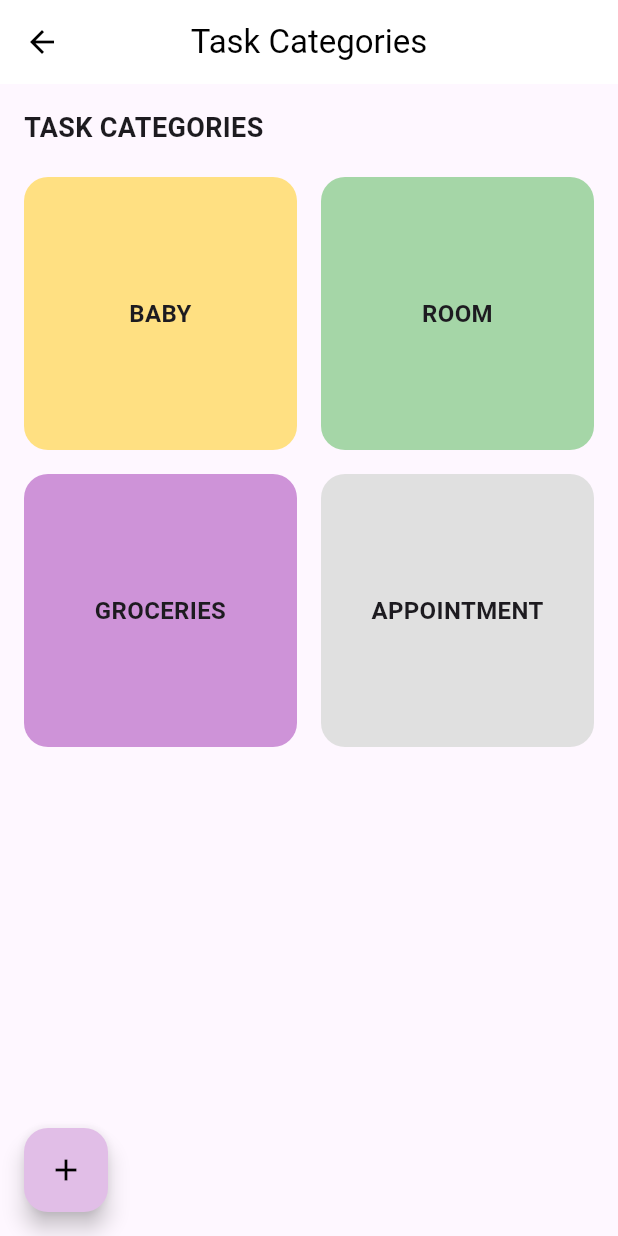
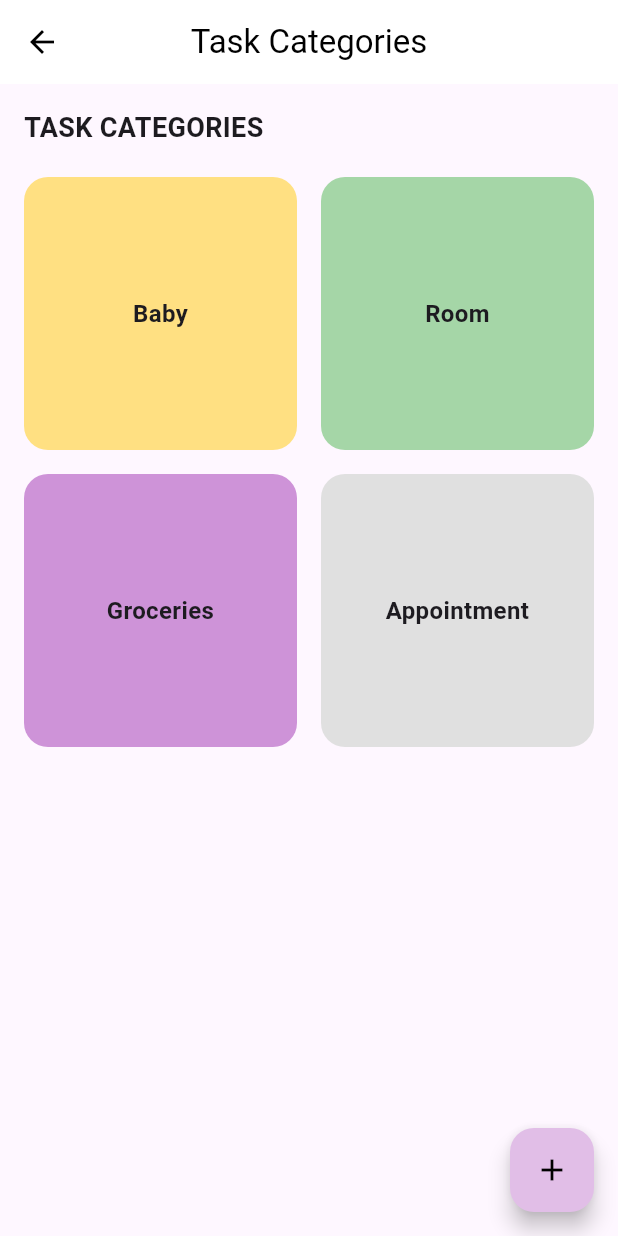
Before and after one commit to zliu46/partners, a Flutter app: the TaskCategoriesPage screen opened by its route, on a phone screen of 412 x 824 dp. Run offline on Flutter 3.47's test engine with Material 3 defaults, Android fonts, the phone set to English and light mode, and no system bars; our stand-ins replace firebase_auth, firebase_core; accounts and stored records are empty.

Commit message:
Update task_categories_page.dart

```diff
--- a/lib/screens/task_categories_page.dart
+++ b/lib/screens/task_categories_page.dart
@@ -1,21 +1,27 @@
 import 'package:flutter/material.dart';
-// Task Categories Page
+import 'package:provider/provider.dart';
+import '../provider/task_provider.dart';
+import '../model/task_category.dart';
+
 class TaskCategoriesPage extends StatelessWidget {
   const TaskCategoriesPage({super.key});
 
   @override
   Widget build(BuildContext context) {
+    final taskProvider = Provider.of<TaskProvider>(context);
+    final categories = taskProvider.categories;
+
     return Scaffold(
       appBar: AppBar(
         backgroundColor: Colors.white,
         elevation: 0,
         leading: IconButton(
-          icon: Icon(Icons.arrow_back, color: Colors.black),
+          icon: const Icon(Icons.arrow_back, color: Colors.black),
           onPressed: () {
             Navigator.pop(context);
           },
         ),
-        title: Text(
+        title: const Text(
           'Task Categories',
           style: TextStyle(color: Colors.black),
         ),
@@ -27,55 +33,102 @@ class TaskCategoriesPage extends StatelessWidget {
           child: Column(
             crossAxisAlignment: CrossAxisAlignment.start,
             children: [
-              Text(
+              const Text(
                 'TASK CATEGORIES',
                 style: TextStyle(
                   fontSize: 18.0,
                   fontWeight: FontWeight.bold,
                 ),
               ),
-              SizedBox(height: 20.0),
+              const SizedBox(height: 20.0),
+
+              // ✅ Dynamic GridView for categories
               Expanded(
-                child: GridView.count(
+                child: GridView.builder(
+                  gridDelegate: const SliverGridDelegateWithFixedCrossAxisCount(
                     crossAxisCount: 2,
                     crossAxisSpacing: 16.0,
                     mainAxisSpacing: 16.0,
-                  children: [
-                    _buildCategoryCard('BABY', Colors.amber[200]!),
-                    _buildCategoryCard('ROOM', Colors.green[200]!),
-                    _buildCategoryCard('GROCERIES', Colors.purple[200]!),
-                    _buildCategoryCard('APPOINTMENT', Colors.grey[300]!),
-                  ],
                   ),
+                  itemCount: categories.length,
+                  itemBuilder: (context, index) {
+                    final category = categories[index];
+                    return _CategoryCard(taskCategory: category);
+                  },
                 ),
-              FloatingActionButton(
-                onPressed: () {
-                  // Add new task category functionality
-                },
-                backgroundColor: Colors.purple[100],
-                child: Icon(Icons.add, color: Colors.black),
               ),
             ],
           ),
         ),
       ),
+
+      // ✅ Floating Action Button to Add Category
+      floatingActionButton: FloatingActionButton(
+        onPressed: () {
+          _showAddCategoryDialog(context, taskProvider);
+        },
+        backgroundColor: Colors.purple[100],
+        child: const Icon(Icons.add, color: Colors.black),
+      ),
     );
   }
 
-  Widget _buildCategoryCard(String title, Color color) {
-    return Container(
+  // 🔹 Show Add Category Dialog
+  void _showAddCategoryDialog(BuildContext context, TaskProvider taskProvider) {
+    final TextEditingController categoryController = TextEditingController();
+
+    showDialog(
+      context: context,
+      builder: (context) {
+        return AlertDialog(
+          title: const Text("Add New Category"),
+          content: TextField(
+            controller: categoryController,
+            decoration: const InputDecoration(labelText: "Category Name"),
+          ),
+          actions: [
+            TextButton(
+              onPressed: () => Navigator.pop(context),
+              child: const Text("Cancel"),
+            ),
+            ElevatedButton(
+              onPressed: () {
+                if (categoryController.text.isNotEmpty) {
+                  taskProvider.addCategory(categoryController.text, Colors.blue[100]!);
+                  Navigator.pop(context);
+                }
+              },
+              child: const Text("Add"),
+            ),
+          ],
+        );
+      },
+    );
+  }
+}
+
+// 🔹 Task Category Card Widget
+class _CategoryCard extends StatelessWidget {
+  final TaskCategory taskCategory;
+  const _CategoryCard({required this.taskCategory, super.key});
+
+  @override
+  Widget build(BuildContext context) {
+    return GestureDetector(
+      onTap: () {
+        Navigator.pushNamed(context, '/taskList', arguments: taskCategory);
+      },
+      child: Container(
         decoration: BoxDecoration(
-        color: color,
+          color: taskCategory.color,
           borderRadius: BorderRadius.circular(16.0),
         ),
         child: Center(
           child: Text(
-          title,
-          style: TextStyle(
-            fontSize: 16.0,
-            fontWeight: FontWeight.bold,
+            taskCategory.title,
+            style: const TextStyle(fontSize: 16.0, fontWeight: FontWeight.bold),
+            textAlign: TextAlign.center,
           ),
-          textAlign: TextAlign.center,
         ),
       ),
     );
```
Lines whose indentation alone changed are shown as unchanged.
